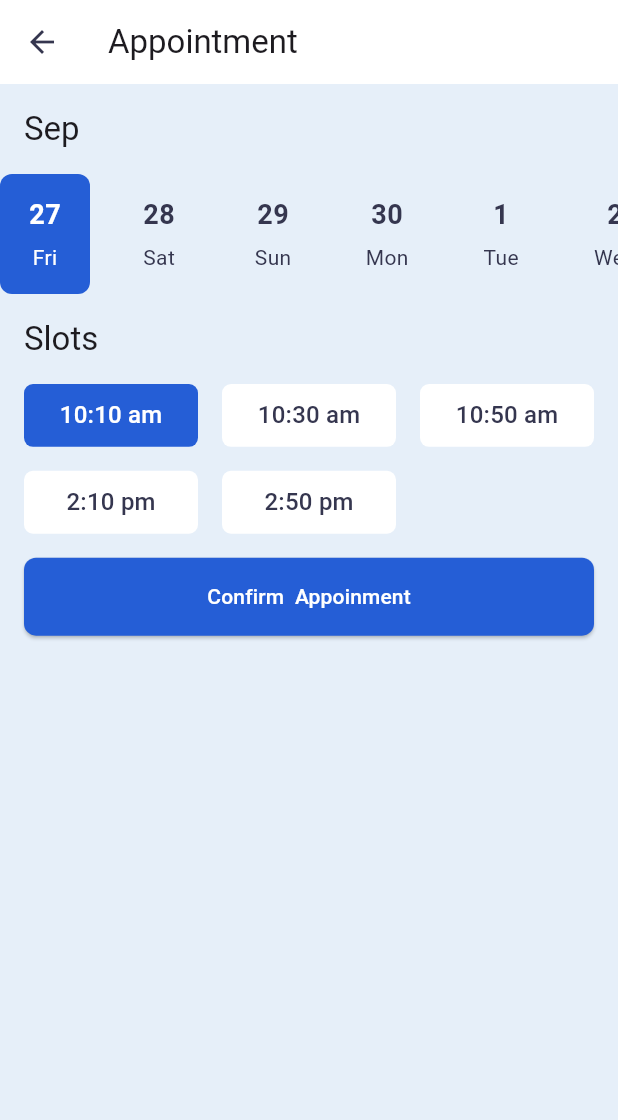
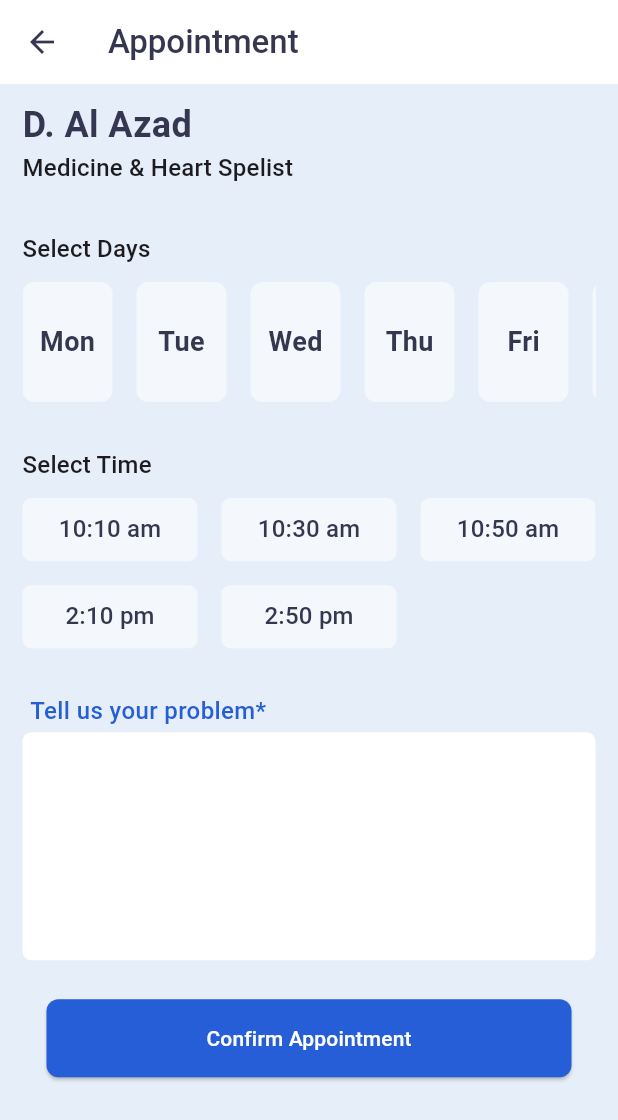
Before and after one commit to alazad214/doctor_appoinment_app, a Flutter app: the AppointmentScreen screen opened directly, on a phone screen of 412 x 824 dp. Shown: the top 1120 px of the screen. Run offline on Flutter 3.47's test engine with Material 3 defaults, Android fonts, the phone set to English and light mode, and no system bars; our stand-ins replace flutter_svg, form_field_validator, get, google_nav_bar.

Commit message:
Appointment modified

```diff
--- /dev/null
+++ b/lib/app/logic/controller/appointment controller/appointment_controller.dart
@@ -0,0 +1,31 @@
+import 'package:get/get.dart';
+
+class AppointmentController extends GetxController {
+  var selectedDay = "".obs;
+  var selectedSlot = "".obs;
+  final List<String> slots = [
+    "10:10 am",
+    "10:30 am",
+    "10:50 am",
+    "2:10 pm",
+    "2:50 pm",
+  ];
+
+  final List<String> listOfDays = [
+    "Mon",
+    "Tue",
+    "Wed",
+    "Thu",
+    "Fri",
+    "Sat",
+    "Sun"
+  ];
+
+  void selectDay(String day) {
+    selectedDay.value = day;
+  }
+
+  void selectSlot(String slot) {
+    selectedSlot.value = slot;
+  }
+}
--- /dev/null
+++ b/lib/app/modules/appointment/components/calendar.dart
@@ -0,0 +1,60 @@
+import 'package:flutter/material.dart';
+import 'package:get/get.dart';
+import '../../../../utils/constants.dart';
+import '../../../logic/controller/appointment controller/appointment_controller.dart';
+
+class CalendarWidget extends StatelessWidget {
+  CalendarWidget({super.key});
+
+  final controller = Get.put(AppointmentController());
+
+  @override
+  Widget build(BuildContext context) {
+    return Column(
+      crossAxisAlignment: CrossAxisAlignment.start,
+      children: [
+        const SizedBox(height: 30),
+        Text("Select Days", style: Theme.of(context).textTheme.titleMedium),
+        const SizedBox(height: 10),
+        SizedBox(
+          height: 80,
+          child: ListView.separated(
+            separatorBuilder: (BuildContext context, int index) {
+              return const SizedBox(width: defaultPadding);
+            },
+            itemCount: controller.listOfDays.length,
+            scrollDirection: Axis.horizontal,
+            itemBuilder: (BuildContext context, int index) {
+              return InkWell(
+                onTap: () {
+                  controller.selectDay(controller.listOfDays[index]);
+                },
+                child: Obx(() => Container(
+                      width: 60,
+                      alignment: Alignment.center,
+                      decoration: BoxDecoration(
+                          borderRadius: BorderRadius.circular(8),
+                          color: controller.selectedDay.value ==
+                                  controller.listOfDays[index]
+                              ? primaryColor
+                              : Colors.white54),
+                      child: Text(
+                        controller.listOfDays[index],
+                        style: TextStyle(
+                          fontSize: 18,
+                          fontWeight: FontWeight.bold,
+                          color: controller.selectedDay.value ==
+                                  controller.listOfDays[index]
+                              ? Colors.white
+                              : textColor,
+                        ),
+                      ),
+                    )),
+              );
+            },
+          ),
+        ),
+      ],
+    );
+  }
+}
--- /dev/null
+++ b/lib/app/modules/appointment/components/time.dart
@@ -0,0 +1,52 @@
+import 'package:flutter/material.dart';
+import 'package:get/get.dart';
+import '../../../../utils/constants.dart';
+import '../../../logic/controller/appointment controller/appointment_controller.dart';
+
+class TimeWidget extends StatelessWidget {
+  TimeWidget({super.key});
+
+  final controller = Get.put(AppointmentController());
+
+  @override
+  Widget build(BuildContext context) {
+    return Column(
+      crossAxisAlignment: CrossAxisAlignment.start,
+      children: [
+        const SizedBox(height: 30),
+        Text("Select Time", style: Theme.of(context).textTheme.titleMedium),
+        const SizedBox(height: 10),
+        GridView.builder(
+            shrinkWrap: true,
+            itemCount: controller.slots.length,
+            gridDelegate: const SliverGridDelegateWithFixedCrossAxisCount(
+                crossAxisCount: 3,
+                childAspectRatio: 2.77,
+                mainAxisSpacing: defaultPadding,
+                crossAxisSpacing: defaultPadding),
+            itemBuilder: (context, index) => GestureDetector(
+                onTap: () {
+                  controller.selectSlot(controller.slots[index]);
+                },
+                child: Obx(() => Container(
+                    alignment: Alignment.center,
+                    decoration: BoxDecoration(
+                        color: controller.selectedSlot.value ==
+                                controller.slots[index]
+                            ? primaryColor
+                            : Colors.white54,
+                        borderRadius:
+                            const BorderRadius.all(Radius.circular(6))),
+                    child: Text(controller.slots[index],
+                        style: Theme.of(context)
+                            .textTheme
+                            .titleMedium!
+                            .copyWith(
+                                color: controller.selectedSlot.value ==
+                                        controller.slots[index]
+                                    ? Colors.white
+                                    : textColor)))))),
+      ],
+    );
+  }
+}
--- a/lib/app/modules/appointment/cpmponents/calendar.dart
+++ /dev/null
@@ -1,113 +0,0 @@
-
-import 'package:flutter/material.dart';
-
-import '../../../../utils/constants.dart';
-
-class Calendar extends StatefulWidget {
-  const Calendar({super.key});
-
-  @override
-  _CalendarState createState() => _CalendarState();
-}
-
-class _CalendarState extends State<Calendar> {
-  DateTime selectedDate = DateTime.now();
-
-  int currentDateSelectedIndex = 0;
-
-  List<String> listOfMonths = [
-    "Jan",
-    "Feb",
-    "Mar",
-    "Apr",
-    "May",
-    "Jun",
-    "Jul",
-    "Aug",
-    "Sep",
-    "Oct",
-    "Nov",
-    "Dec"
-  ];
-
-  List<String> listOfDays = ["Mon", "Tue", "Wed", "Thu", "Fri", "Sat", "Sun"];
-
-  @override
-  Widget build(BuildContext context) {
-    return Column(
-      crossAxisAlignment: CrossAxisAlignment.start,
-      children: [
-        Padding(
-          padding: const EdgeInsets.all(defaultPadding),
-          child: Text(
-            listOfMonths[DateTime.now().month - 1],
-            style: Theme.of(context).textTheme.titleLarge,
-          ),
-        ),
-        SizedBox(
-          height: 80,
-          child: ListView.separated(
-            separatorBuilder: (BuildContext context, int index) {
-              return SizedBox(width: defaultPadding);
-            },
-            itemCount: 10,
-            scrollDirection: Axis.horizontal,
-            itemBuilder: (BuildContext context, int index) {
-              return InkWell(
-                onTap: () {
-                  setState(() {
-                    currentDateSelectedIndex = index;
-                    selectedDate = DateTime.now().add(Duration(days: index));
-                  });
-                },
-                child: Container(
-                  width: 60,
-                  alignment: Alignment.center,
-                  decoration: BoxDecoration(
-                    borderRadius: BorderRadius.circular(8),
-                    color: currentDateSelectedIndex == index
-                        ? primaryColor
-                        : Colors.transparent,
-                  ),
-                  child: Column(
-                    mainAxisAlignment: MainAxisAlignment.center,
-                    children: [
-                      Text(
-                        DateTime.now()
-                            .add(Duration(days: index))
-                            .day
-                            .toString(),
-                        style: TextStyle(
-                          fontSize: 18,
-                          fontWeight: FontWeight.bold,
-                          color: currentDateSelectedIndex == index
-                              ? Colors.white
-                              : textColor,
-                        ),
-                      ),
-                      SizedBox(
-                        height: 5,
-                      ),
-                      Text(
-                        listOfDays[DateTime.now()
-                                    .add(Duration(days: index))
-                                    .weekday -
-                                1]
-                            .toString(),
-                        style: TextStyle(
-                          color: currentDateSelectedIndex == index
-                              ? Colors.white
-                              : textColor,
-                        ),
-                      ),
-                    ],
-                  ),
-                ),
-              );
-            },
-          ),
-        ),
-      ],
-    );
-  }
-}
--- a/lib/app/modules/appointment/views/appointment_screen.dart
+++ b/lib/app/modules/appointment/views/appointment_screen.dart
@@ -1,90 +1,75 @@
+import 'package:doctor_appointment/app/modules/appointment/components/time.dart';
+import 'package:doctor_appointment/app/modules/profile/components/profile_text_field.dart';
 import 'package:flutter/material.dart';
+import 'package:get/get.dart';
 import '../../../../utils/constants.dart';
-import '../../main/main_screen.dart';
-import '../cpmponents/calendar.dart';
+import '../../../../widgets/app_dialog.dart';
+import '../../../logic/controller/appointment controller/appointment_controller.dart';
+import '../components/calendar.dart';
 
-class AppointmentScreen extends StatefulWidget {
-  const AppointmentScreen({Key? key}) : super(key: key);
+class AppointmentScreen extends StatelessWidget {
+  AppointmentScreen({super.key});
 
-  @override
-  _AppointmentScreenState createState() => _AppointmentScreenState();
-}
-
-class _AppointmentScreenState extends State<AppointmentScreen> {
-  final List<String> sloats = [
-    "10:10 am",
-    "10:30 am",
-    "10:50 am",
-    "2:10 pm",
-    "2:50 pm",
-  ];
-
-  int selectedSloats = 0;
+  final controller = Get.put(AppointmentController());
 
   @override
   Widget build(BuildContext context) {
     return Scaffold(
       appBar: AppBar(
-        title: Text("Appointment"),
-      ),
-      body: Column(
-        crossAxisAlignment: CrossAxisAlignment.start,
-        children: [
-          Calendar(),
-          Padding(
-            padding: const EdgeInsets.all(defaultPadding),
-            child: Text(
-              "Slots",
-              style: Theme.of(context).textTheme.titleLarge,
+        title: const Text(
+          "Appointment",
+          style: TextStyle(color: textColor, fontWeight: FontWeight.w500),
         ),
       ),
-          Padding(
-            padding: const EdgeInsets.symmetric(horizontal: defaultPadding),
-            child: GridView.builder(
-              shrinkWrap: true,
-              itemCount: 5,
-              gridDelegate: SliverGridDelegateWithFixedCrossAxisCount(
-                crossAxisCount: 3,
-                childAspectRatio: 2.77,
-                mainAxisSpacing: defaultPadding,
-                crossAxisSpacing: defaultPadding,
+      body: Padding(
+        padding: const EdgeInsets.symmetric(horizontal: 15, vertical: 10),
+        child: ListView(
+          children: [
+            ///Doctor Details...
+            const Text(
+              'D. Al Azad',
+              style: TextStyle(
+                  color: textColor, fontSize: 24, fontWeight: FontWeight.w600),
             ),
-              itemBuilder: (context, index) => GestureDetector(
-                onTap: () {
-                  setState(() {
-                    selectedSloats = index;
-                  });
-                },
-                child: Container(
-                  alignment: Alignment.center,
-                  decoration: BoxDecoration(
-                    color:
-                        selectedSloats == index ? primaryColor : Colors.white,
-                    borderRadius: BorderRadius.all(Radius.circular(6)),
+
+            ///Spesalist....
+            Text("Medicine & Heart Spelist",
+                maxLines: 1,
+                overflow: TextOverflow.ellipsis,
+                style: Theme.of(context).textTheme.titleMedium),
+
+            ///Days List...
+            CalendarWidget(),
+
+            ///Time List...
+            TimeWidget(),
+
+            ///Your Opinion...
+            const SizedBox(height: 30),
+
+            const ProfileTextField(
+              fieldName: 'Tell us your problem*',
+              maxLine: 5,
             ),
-                  child: Text(
-                    sloats[index],
-                    style: Theme.of(context).textTheme.titleMedium!.copyWith(
-                        color:
-                            selectedSloats == index ? Colors.white : textColor),
-                  ),
-                ),
-              ),
-            ),
-          ),
+
+            ///Confirm Button...
             Padding(
                 padding: const EdgeInsets.all(defaultPadding),
                 child: ElevatedButton(
-              onPressed: () => Navigator.push(
+                    child: const Text("Confirm Appointment"),
+                    onPressed: () {
+                      AppDialog(
                           context,
-                MaterialPageRoute(
-                  builder: (context) => MainScreen(),
+                          const Icon(Icons.done),
+                          'Appointment Now ',
+                          "Do you now Appointment?",
+                          "Appointment", () {
+                        print(controller.selectedDay.value);
+                        print(controller.selectedSlot.value);
+                      });
+                    }))
+          ],
         ),
-              ),
-              child: Text("Confirm  Appoinment"),
-            ),
-          ),
-        ],
       ),
     );
   }
--- a/lib/app/modules/details/views/doctor_details_screen.dart
+++ b/lib/app/modules/details/views/doctor_details_screen.dart
@@ -84,7 +84,7 @@ class DoctorDetailsScreen extends StatelessWidget {
               Padding(
                   padding: const EdgeInsets.symmetric(vertical: 15),
                   child: ElevatedButton(
-                      onPressed: () => Get.to(() => const AppointmentScreen()),
+                      onPressed: () => Get.to(() => AppointmentScreen()),
                       child: const Text("Book an Appoinment")))
             ],
           ),
--- a/lib/app/modules/profile/components/profile_text_field.dart
+++ b/lib/app/modules/profile/components/profile_text_field.dart
@@ -9,6 +9,7 @@ class ProfileTextField extends StatelessWidget {
   final suffixIcon;
   final onChanged;
   final fieldName;
+  final maxLine;
   const ProfileTextField(
       {super.key,
       this.initialValue,
@@ -16,7 +17,7 @@ class ProfileTextField extends StatelessWidget {
       this.hintText,
       this.suffixIcon,
       this.onChanged,
-      this.fieldName});
+      this.fieldName, this.maxLine});
 
   @override
   Widget build(BuildContext context) {
@@ -37,7 +38,7 @@ class ProfileTextField extends StatelessWidget {
           ),
           const SizedBox(height: 3),
           TextField(
-            maxLines: 1,
+            maxLines: maxLine??1,
             controller: TextEditingController(text: initialValue),
             readOnly: readOnly ?? false,
             decoration: InputDecoration(
```
Lines whose indentation alone changed are shown as unchanged.
